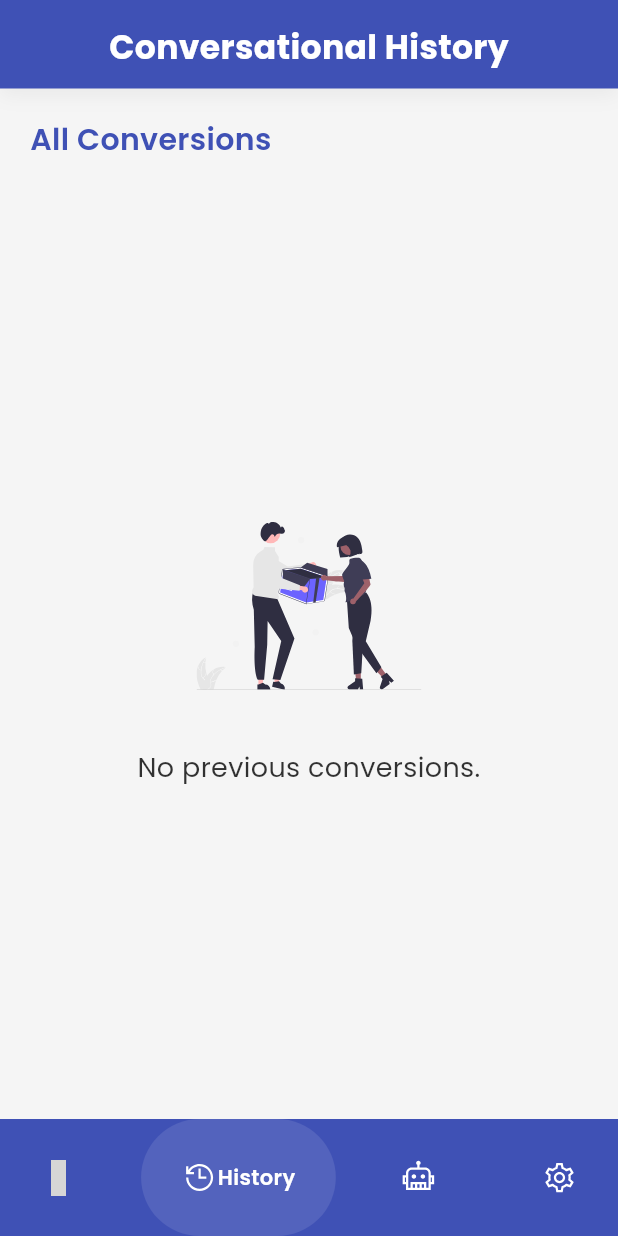
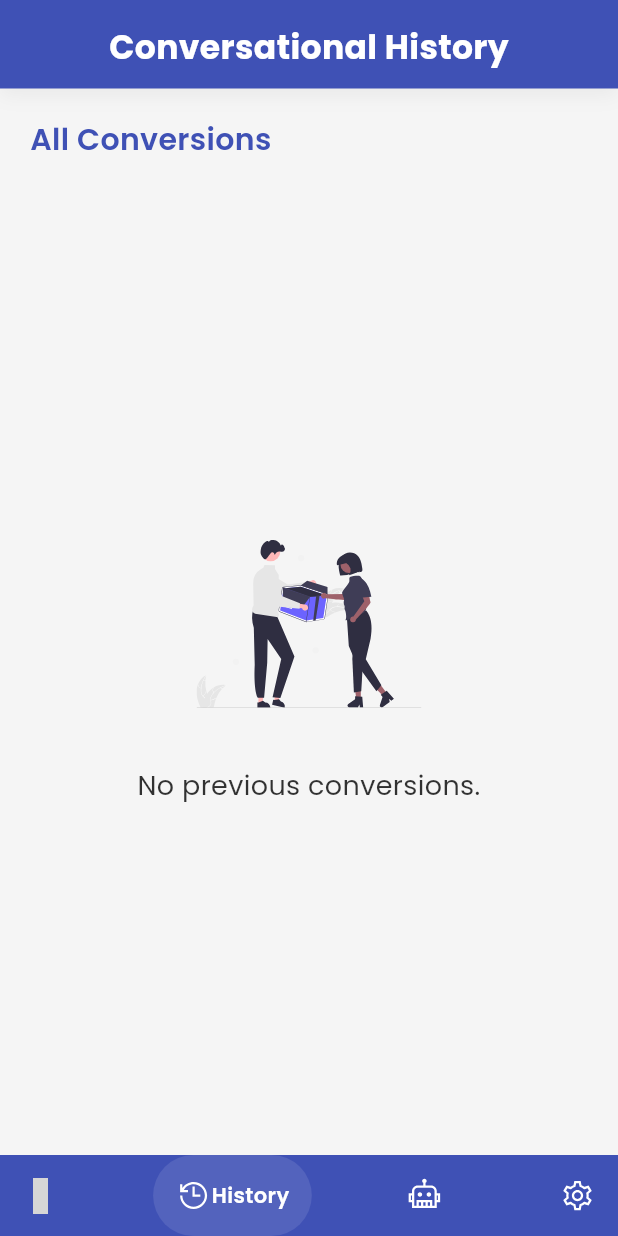
Before and after one commit to rafay99-epic/MeetTime, a Flutter app: the screen it shows after launch, swiped to page 2, on a phone screen of 412 x 824 dp. Run offline on Flutter 3.47's test engine with Material 3 defaults, Android fonts, the phone set to English and light mode, and no system bars; drawn by our look-alikes of google_nav_bar; our stand-ins replace flutter_markdown, flutter_secure_storage, flutter_svg, google_fonts, google_generative_ai, line_icons and 4 more; missing offline and left inert: flutter_app_info; grey boxes are pictures that could not be loaded.

Commit message:
navbar fix

```diff
--- a/lib/features/home/home.dart
+++ b/lib/features/home/home.dart
@@ -72,7 +72,7 @@ class HomePageState extends State<Home> {
         color: colorScheme.onPrimary,
         activeColor: colorScheme.onPrimary,
         tabBackgroundColor: colorScheme.onPrimary.withOpacity(0.1),
-        padding: const EdgeInsets.all(27),
+        padding: const EdgeInsets.all(15),
         tabs: [
           GButton(
             icon: LineIcons.clockAlt,
--- a/pubspec.yaml
+++ b/pubspec.yaml
@@ -34,6 +34,7 @@ dependencies:
   rename_app: ^1.6.2
   flutter_launcher_icons: ^0.14.3
   google_nav_bar: ^5.0.7
+  world_countries: ^3.1.0
 
 dev_dependencies:
   flutter_test:
```
Also changed, not shown: pubspec.lock.
